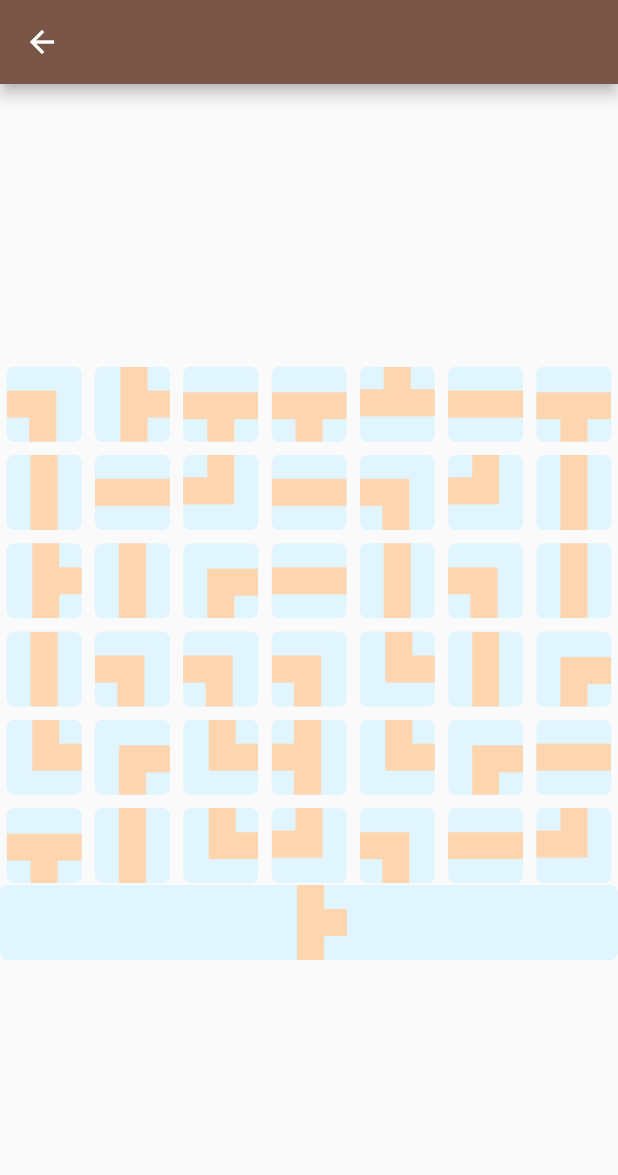
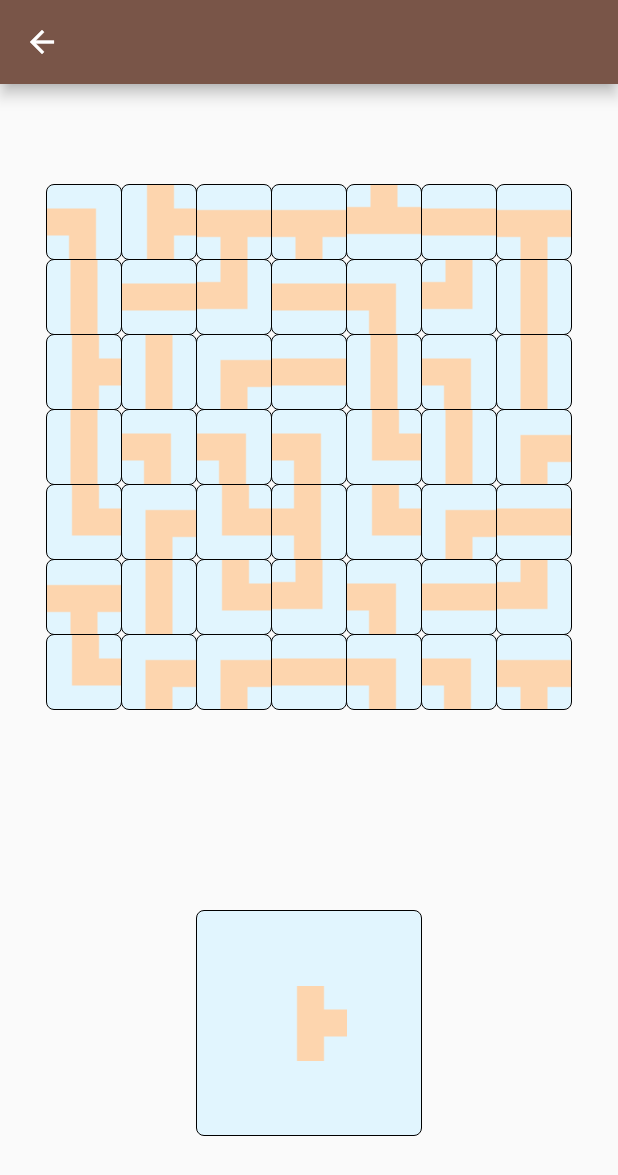
Before and after one commit to stepwaec/Maze-Mania, a Flutter app: the screen it shows after launch, after a tap on "Start New Game", on a phone screen of 412 x 824 dp. Shown: the top 1175 px of the screen. Run offline on Flutter 3.47's test engine with Material 2 defaults, Android fonts, the light colour scheme and no system bars; statements that could not run were skipped.

Commit message:
Implemented player starting positions (and their allocation on the grid). Implemented row/column 'blocks' and their representation on the grid.

```diff
--- a/mm-app/mm_app/assets/json_imports/rules.json
+++ b/mm-app/mm_app/assets/json_imports/rules.json
@@ -4,6 +4,7 @@
   "guest_allowed": true,
   "grid_rows": 7,
   "grid_columns": 7,
+  "tile_lock": "alternate",
   "starting_position": "corner",
   "treasures": 24,
   "treasures_private": true,
--- a/mm-app/mm_app/assets/json_imports/setup.json
+++ b/mm-app/mm_app/assets/json_imports/setup.json
@@ -11,6 +11,26 @@
     },
     {
       "id": "22e5dc73-0eed-4524-af33-e86baafc8ba0",
+      "name": "Bob"
+    },
+    {
+      "id": "22e5dc73-0eed-4524-af33-e86baafc8ba1",
+      "name": "Bob"
+    },
+    {
+      "id": "22e5dc73-0eed-4524-af33-e86baafc8ba2",
+      "name": "Bob"
+    },
+    {
+      "id": "22e5dc73-0eed-4524-af33-e86baafc8ba3",
+      "name": "Bob"
+    },
+    {
+      "id": "22e5dc73-0eed-4524-af33-e86baafc8ba4",
+      "name": "Bob"
+    },
+    {
+      "id": "22e5dc73-0eed-4524-af33-e86baafc8ba5",
       "name": "Bob"
     }
   ],
--- a/mm-app/mm_app/lib/game.dart
+++ b/mm-app/mm_app/lib/game.dart
@@ -1,11 +1,13 @@
 import 'package:flutter/material.dart';
 import 'pieces/tile.dart';
 import 'pieces/grid.dart';
+import 'pieces/player.dart';
 
 class GameScreen extends StatefulWidget {
-  GameScreen({Key key, this.gameRules, this.gameTiles}) : super(key: key);
+  GameScreen({Key key, this.gameRules, this.gameTiles, this.players}) : super(key: key);
   final Map<String, dynamic> gameRules;
   final List<BoardTile> gameTiles;
+  List<Player> players;
 
   @override
   _GameScreenState createState() => _GameScreenState();
@@ -19,6 +21,99 @@ class _GameScreenState extends State<GameScreen> {
   void initState(){
     super.initState();
     _floatTile = widget.gameTiles.removeLast();
+    _blockTiles(widget.gameRules['tile_lock']);
+    for(int i = 0; i<widget.players.length; i++){ // Set position of players
+      _setStartingTile(i);
+    }
+  }
+
+  void _blockTiles(pattern){
+    if(pattern == 'alternate'){
+      // All odd columns/rows should be locked
+      List <BoardTile> boardSubset = [];
+      for(var col = 1; col < widget.gameRules['grid_columns']; col+=2){
+        boardSubset = _getColumn(col);
+        boardSubset[0].setMovable(false);
+        boardSubset[widget.gameRules['grid_columns']-1].setMovable(false);
+      }
+      for(var row = 1; row < widget.gameRules['grid_rows']; row+=2){
+        boardSubset = _getRow(row);
+        boardSubset[0].setMovable(false);
+        boardSubset[widget.gameRules['grid_rows']-1].setMovable(false);
+      }
+    }
+  }
+
+  // Max of 8 players for this game setup
+  void _setStartingTile(playerNumber){  // Sequentially invoked, assumes max_number is checked
+    /*
+    PATTERN:   P1 - P7 - P4
+               -  - -  - -
+               P5 - -  - P6
+               -  - -  - -
+               P3 - P8 - P2
+
+     */
+    switch (playerNumber) {
+      case 0: // First tile
+        int target = 0;
+        widget.gameTiles[target].content = "P1";
+        widget.players[playerNumber].position = target;
+        break;
+      case 1: // Last tile
+        int target = widget.gameTiles.length-1;
+        widget.gameTiles[target].content = "P2";
+        widget.players[playerNumber].position = target;
+        break;
+      case 2: // Beginning of last row
+        int target = widget.gameTiles.length - widget.gameRules['grid_columns'];
+        widget.gameTiles[target].content = "P3";
+        widget.players[playerNumber].position = target;
+        break;
+      case 3: // End of first row
+        int target = widget.gameRules['grid_columns']-1;
+        widget.gameTiles[target].content = "P4";
+        widget.players[playerNumber].position = target;
+        break;
+      case 4: // Beginning of middle row
+        int target = (widget.gameRules['grid_rows']/2 - 1).round() * widget.gameRules['grid_columns'];
+        widget.gameTiles[target].content = "P5";
+        widget.players[playerNumber].position = target;
+        break;
+      case 5: // End of middle row
+        int target =  (widget.gameRules['grid_rows']/2).round() * widget.gameRules['grid_columns'] - 1;
+        widget.gameTiles[target].content = "P6";
+        widget.players[playerNumber].position = target;
+        break;
+      case 6: // Middle of first row
+        int target = (widget.gameRules['grid_columns']/2 - 1).round();
+        widget.gameTiles[target].content = "P7";
+        widget.players[playerNumber].position = target;
+        break;
+      case 7: // Middle of last row
+        int target = widget.gameTiles.length - (widget.gameRules['grid_columns']/2).round();
+        widget.gameTiles[target].content = "P8";
+        widget.players[playerNumber].position = target;
+        break;
+    }
+  }
+
+  List<BoardTile> _getColumn(number){
+    List <BoardTile> result = [];
+    for( int tileIndex = number % widget.gameRules['grid_columns']; tileIndex < widget.gameTiles.length; tileIndex += widget.gameRules['grid_columns']){
+      result.add(widget.gameTiles[tileIndex]);
+    }
+   return result;
+  }
+
+  List<BoardTile> _getRow(number){
+    List <BoardTile> result = [];
+    int start = (number % widget.gameRules['grid_rows']) * widget.gameRules['grid_columns'];
+    int end = start + widget.gameRules['grid_rows'];
+    for( int tileIndex = start; tileIndex < end; tileIndex++){
+      result.add(widget.gameTiles[tileIndex]);
+    }
+    return result;
   }
 
   void _rotateTile() {
@@ -38,25 +133,28 @@ class _GameScreenState extends State<GameScreen> {
       ),
       body: Center(
         child: Column(
-          mainAxisAlignment: MainAxisAlignment.center,
-          crossAxisAlignment: CrossAxisAlignment.stretch,
+          mainAxisAlignment: MainAxisAlignment.spaceAround,
+          crossAxisAlignment: CrossAxisAlignment.center,
           children: <Widget>[
             SizedBox(
             width: widget.gameRules['grid_columns'] * 50.0,
             height: widget.gameRules['grid_rows'] * 50.0,
           child:
             GameGrid(gameRules: widget.gameRules, gameTiles: widget.gameTiles),
-        ),
-        GestureDetector(
-            onTap: (){
-              _rotateTile();
-            },
-            child: RotatedBox(
-                quarterTurns: (_floatAngle / 90).round(),
-                child: _floatTile
-            )
-        )
-          ],
+        ),ConstrainedBox(
+        constraints: BoxConstraints(
+          minHeight: 150.0,
+          minWidth: 150.0,
+          maxHeight: 150.0,
+          maxWidth: 150.0,
+        ), child: GestureDetector(
+              onTap: (){
+                _rotateTile();
+              }, child: RotatedBox(
+                  quarterTurns: (_floatAngle / 90).round(),
+                  child:  _floatTile
+              )
+          ))],
         ),
       ),
     );
--- a/mm-app/mm_app/lib/pieces/player.dart
+++ b/mm-app/mm_app/lib/pieces/player.dart
@@ -1,16 +1,17 @@
 import 'package:flutter/material.dart';
 
 class Player extends StatelessWidget{
-  const Player({
+  Player({
     Key key,
     this.colour,
     this.name,
-    this.treasureIds
+    this.targetIds
   }) : super(key: key);
 
   final Color colour;
   final String name;
-  final List<String> treasureIds;
+  final List<String> targetIds;
+  int position = 0; // Position is relative to array of tiles
 
   @override
   Widget build(BuildContext context) {
--- a/mm-app/mm_app/lib/pieces/tile.dart
+++ b/mm-app/mm_app/lib/pieces/tile.dart
@@ -1,28 +1,33 @@
 import 'package:flutter/material.dart';
 
-class BoardTile extends StatelessWidget{
-  const BoardTile({
+class BoardTile extends StatefulWidget {
+  BoardTile({
     Key key,
     this.backgroundImage = Colors.blue,
     this.type,
-    this.angle,
-    this.treasure
+    this.angle
   }) : super(key: key);
 
   final Color backgroundImage;
-  final String type;            // Possible values: line, corner, tee
+  final String type; // Possible values: line, corner, tee
   final int angle;
-  final String treasure;
-  /* Examples at angle = 0
-  line:  ||      corner: ||       cross:  ||      tee: ====== // NO CROSS
-         ||              ||             ======           ||
-         ||              =====            ||             ||
+  String content = ""; // Content could be a target, a player starting or current position
+  bool _movable = true;
 
-   */
+  void setMovable(move) {
+    _movable = move;
+  }
 
   String _returnTileImagePath(type) {
     return 'assets/tile_types/$type.png';
   }
+
+  @override
+    _BoardTileState createState() => _BoardTileState();
+
+}
+
+class _BoardTileState extends State<BoardTile> {
 
   @override
   Widget build(BuildContext context) {
@@ -34,13 +39,18 @@ class BoardTile extends StatelessWidget{
         maxWidth: 50.0,
     ),
     child: new RotatedBox(
-      quarterTurns: (angle / 90).round(),
+      quarterTurns: (widget.angle / 90).round(),
         child: DecoratedBox(
         decoration: BoxDecoration(
           color: Colors.lightBlue[50],
           borderRadius: BorderRadius.circular(5.0),
+          border: Border.all(
+              width: (!widget._movable)
+                ? 2
+                : 0,
+              color: Colors.black),
           image: DecorationImage(
-              image: AssetImage(_returnTileImagePath(type)))
+              image: AssetImage(widget._returnTileImagePath(widget.type)))
         )
     )));
   }
--- a/mm-app/mm_app/lib/splash.dart
+++ b/mm-app/mm_app/lib/splash.dart
@@ -46,7 +46,7 @@ class _SplashScreenState extends State<SplashScreen> {
   }
 
   Player generatePlayer(dynamic jsonEntry){
-    return new Player(name: jsonEntry['name'], colour: colours[players.length+1],);
+    return new Player(name: jsonEntry['name'], colour: colours[players.length],);
   }
 
   @override
@@ -69,7 +69,8 @@ class _SplashScreenState extends State<SplashScreen> {
                     context,
                     MaterialPageRoute(builder: (context) => GameScreen(
                         gameRules: gameRules,
-                        gameTiles: gameTiles
+                        gameTiles: gameTiles,
+                        players: players
                     ))
                   );
                 }
```
